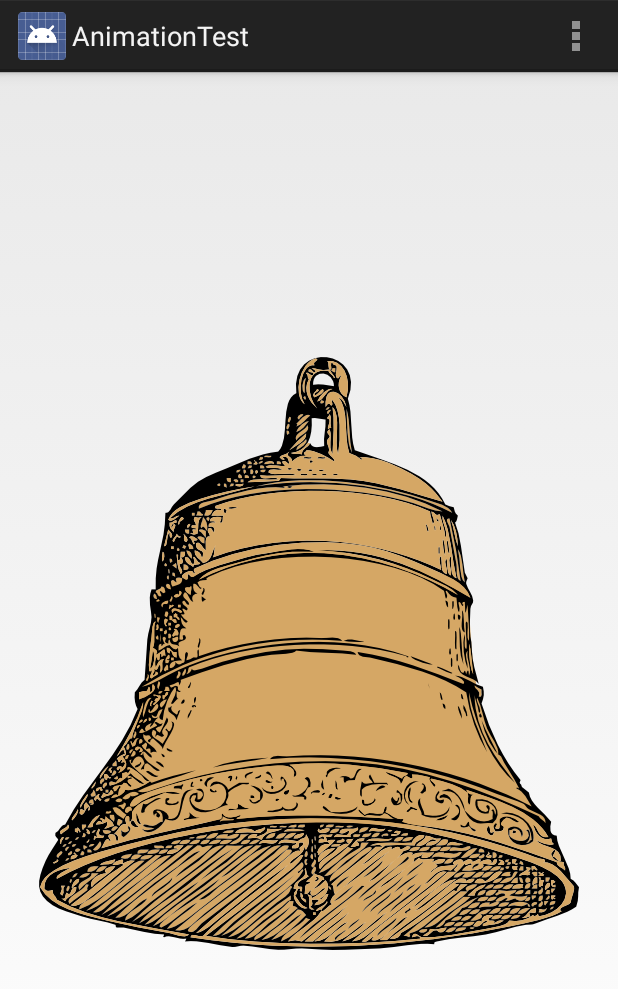
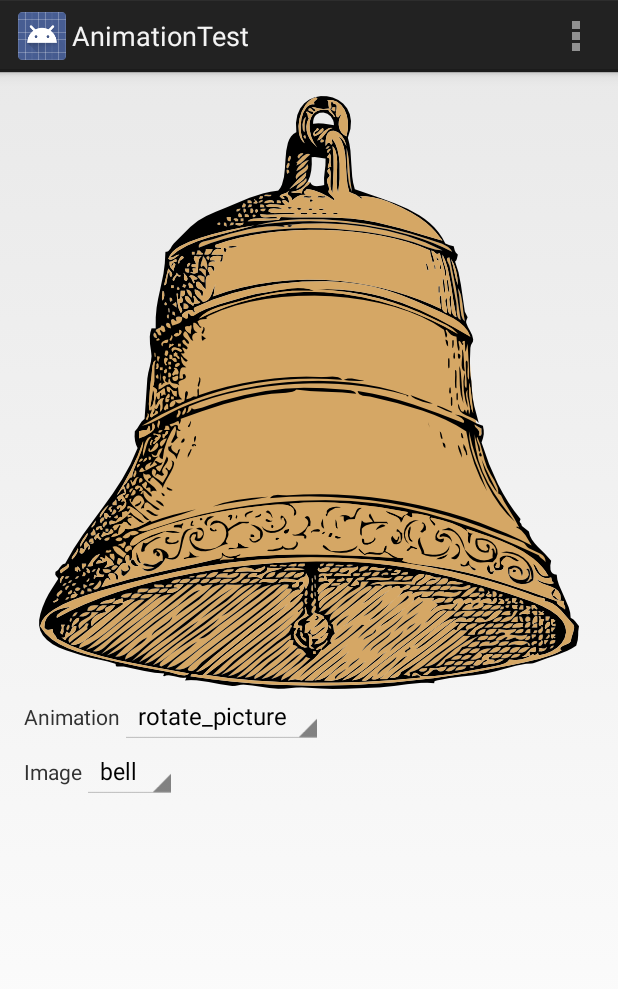
Before and after one commit to phyous/animation-test, an Android app: the screen it shows after launch (MainActivity), on a phone screen of 412 x 824 dp. Shown: the top 989 px of the screen. Run offline under Robolectric (Android 15) with nearby library versions, the phone set to English and light mode, and no system bars.

Commit message:
Added selectors for different animations & images.

```diff
--- a/AnimationTest/src/main/java/com/phyous/animationtest/MainActivity.java
+++ b/AnimationTest/src/main/java/com/phyous/animationtest/MainActivity.java
@@ -1,41 +1,114 @@
 package com.phyous.animationtest;
 
-import android.graphics.Bitmap;
-import android.graphics.BitmapFactory;
-import android.graphics.Interpolator;
 import android.os.Bundle;
 import android.app.Activity;
 import android.os.Handler;
 import android.os.Message;
 import android.util.Log;
 import android.view.Menu;
+import android.view.View;
 import android.view.animation.Animation;
 import android.view.animation.AnimationUtils;
+import android.widget.AdapterView;
+import android.widget.ArrayAdapter;
 import android.widget.ImageView;
+import android.widget.Spinner;
 
-import java.io.IOException;
+import java.lang.reflect.Field;
+import java.util.ArrayList;
 import java.util.Timer;
 import java.util.TimerTask;
 
 public class MainActivity extends Activity {
-    private ImageView _imagView;
-    private Timer _timer;
-    private int _index;
-    private MyHandler handler;
+    private final String TAG = MainActivity.class.getName();
+
+    public static final int DELAY = 500;
+    public static final int PERIOD = 2000;
+    public static final String ANIMATED_VIEW_ID = "ANIMATED_VIEW_ID";
+    public static final String ANIMATION_ID = "ANIMATION_ID";
+
+    private ArrayList<String> mAnimationArray;
+    private ArrayList<String> mImageArray;
+    private Timer mTimer;
+    private int mIndex;
 
     @Override
     protected void onCreate(Bundle savedInstanceState) {
         super.onCreate(savedInstanceState);
         setContentView(R.layout.activity_main);
+        mIndex = 0;
 
-        handler = new MyHandler();
-        _imagView = (ImageView) findViewById(R.id.bell_image);
+        // Set up animation selection through animation_selection_spinner
+        mAnimationArray = getResourceNameArray(R.anim.class);
+        Spinner animationSpinner = (Spinner) findViewById(R.id.animation_selection_spinner);
+        animationSpinner.setAdapter(new ArrayAdapter<String>(this, android.R.layout.simple_spinner_item, mAnimationArray));
+        animationSpinner.setOnItemSelectedListener(new AdapterView.OnItemSelectedListener() {
+            @Override
+            public void onItemSelected(AdapterView<?> parent, View view, int position, long id) {
+                if (mTimer != null) mTimer.cancel();
 
-        _index = 0;
-        _timer = new Timer();
-        _timer.schedule(new TickClass(), 500, 2000);
+                int animationId = getResidFromStringClass(mAnimationArray.get(position), R.anim.class, R.anim.rotate_picture);
+                mTimer = new Timer();
+                AnimationTimer animationTimer = new AnimationTimer(R.id.animation_image, animationId, new AnimationHandler());
+                mTimer.schedule(animationTimer, DELAY, PERIOD);
+            }
+
+            @Override
+            public void onNothingSelected(AdapterView<?> parent) {
+            }
+        });
+
+        // Set up image selector
+        mImageArray = new ArrayList<String>();
+        mImageArray.add("bell");
+        mImageArray.add("star");
+        Spinner imageSpinner = (Spinner) findViewById(R.id.image_selection_spinner);
+        imageSpinner.setAdapter(new ArrayAdapter<String>(this, android.R.layout.simple_spinner_item, mImageArray));
+        imageSpinner.setOnItemSelectedListener(new AdapterView.OnItemSelectedListener() {
+            @Override
+            public void onItemSelected(AdapterView<?> parent, View view, int position, long id) {
+                ImageView image = (ImageView) findViewById(R.id.animation_image);
+                int drawableId = getResidFromStringClass(mImageArray.get(position), R.drawable.class, R.drawable.bell);
+                image.setImageResource(drawableId);
+            }
+
+            @Override
+            public void onNothingSelected(AdapterView<?> parent) { }
+        });
     }
 
+    /**
+     * Use reflection to figure out the list of all available resources for a given class
+     * @return Strings representing resources in a resource class
+     */
+    private ArrayList<String> getResourceNameArray(Class c) {
+        ArrayList<String> resources = new ArrayList<String>();
+        for (Field methodName : c.getFields()) {
+            resources.add(methodName.getName());
+        }
+        return resources;
+    }
+
+    /**
+     * Loads a resource from a class by string name
+     * @param str Resource string name to laod
+     * @param c class to load from
+     * @param defaultResource default resource to load if reflection bombs
+     * @return resource id
+     */
+    private int getResidFromStringClass(String str, Class c, int defaultResource) {
+        int animationId = defaultResource;
+        try {
+            Field f = c.getField(str);
+            animationId = (Integer) f.get(c);
+        } catch (NoSuchFieldException e) {
+            if(BuildConfig.DEBUG) {Log.e(TAG, "Failed to find resource: " + str);}
+        } catch (IllegalAccessException e) {
+            if(BuildConfig.DEBUG) {Log.e(TAG, "Something went wrong when accessing resource: ");}
+            e.printStackTrace();
+        }
+        return animationId;
+    }
 
     @Override
     public boolean onCreateOptionsMenu(Menu menu) {
@@ -44,27 +117,47 @@ public class MainActivity extends Activity {
         return true;
     }
 
-    private class TickClass extends TimerTask {
+    private class AnimationTimer extends TimerTask {
+        private final int mViewId;
+        private final int mAnimId;
+        private AnimationHandler mHandler;
+
+        public AnimationTimer(int view, int anim, AnimationHandler handler) {
+            mViewId = view;
+            mAnimId = anim;
+            mHandler = handler;
+        }
+
         @Override
         public void run() {
-            // TODO Auto-generated method stub
-            handler.sendEmptyMessage(_index);
-            _index++;
+            Message message = new Message();
+            Bundle bundle = new Bundle();
+            bundle.putInt(ANIMATED_VIEW_ID, mViewId);
+            bundle.putInt(ANIMATION_ID, mAnimId);
+            message.setData(bundle);
+            mHandler.sendMessage(message);
+            mIndex++;
+        }
+
+        @Override
+        public boolean cancel() {
+            mIndex = 0;
+            return super.cancel();
         }
     }
 
-    private class MyHandler extends Handler {
+    private class AnimationHandler extends Handler {
         @Override
         public void handleMessage(Message msg) {
-            // TODO Auto-generated method stub
             super.handleMessage(msg);
 
-            final ImageView splash = (ImageView) findViewById(R.id.bell_image);
-            Animation rotate = AnimationUtils.loadAnimation(getApplicationContext(), R.anim.rotate_picture);
+            Bundle bundle = msg.getData();
+            final ImageView splash = (ImageView) findViewById(bundle.getInt(ANIMATED_VIEW_ID));
+            final int animationId = bundle.getInt(ANIMATION_ID);
+            Animation rotate = AnimationUtils.loadAnimation(getApplicationContext(), animationId);
             splash.startAnimation(rotate);
 
-            Log.v("Rotating Image: ", _index + "");
-
+            if (BuildConfig.DEBUG) { Log.d(TAG, "Animation iteration: " + mIndex);}
         }
     }
 
--- a/AnimationTest/src/main/res/layout/activity_main.xml
+++ b/AnimationTest/src/main/res/layout/activity_main.xml
@@ -9,12 +9,49 @@
                 tools:context=".MainActivity">
 
     <ImageView
+            android:id="@+id/animation_image"
             android:layout_width="wrap_content"
             android:layout_height="wrap_content"
             android:layout_centerHorizontal="true"
-            android:layout_centerVertical="true"
-            android:src="@drawable/bell_image"
-            android:id="@+id/bell_image">
+            android:src="@drawable/bell"
+            >
     </ImageView>
 
+    <LinearLayout
+            android:id="@+id/animation_selection_layout"
+            android:layout_width="wrap_content"
+            android:layout_height="wrap_content"
+            android:layout_below="@+id/animation_image">
+        <TextView
+                android:layout_width="wrap_content"
+                android:layout_height="wrap_content"
+                android:text="@string/animation_textview_label"/>
+
+        <Spinner
+                android:id="@+id/animation_selection_spinner"
+                android:layout_width="wrap_content"
+                android:layout_height="wrap_content"
+                android:minWidth="@dimen/activity_horizontal_margin"
+                />
+    </LinearLayout>
+
+    <LinearLayout
+            android:id="@+id/image_selection_layout"
+            android:layout_width="wrap_content"
+            android:layout_height="wrap_content"
+            android:layout_below="@+id/animation_selection_layout">
+        <TextView
+                android:layout_width="wrap_content"
+                android:layout_height="wrap_content"
+                android:text="@string/image_textview_label"/>
+
+        <Spinner
+                android:id="@+id/image_selection_spinner"
+                android:layout_width="wrap_content"
+                android:layout_height="wrap_content"
+                android:minWidth="@dimen/activity_horizontal_margin"
+                />
+    </LinearLayout>
+
+
 </RelativeLayout>
--- a/AnimationTest/src/main/res/values/strings.xml
+++ b/AnimationTest/src/main/res/values/strings.xml
@@ -4,5 +4,7 @@
     <string name="app_name">AnimationTest</string>
     <string name="action_settings">Settings</string>
     <string name="hello_world">Hello world!</string>
+    <string name="animation_textview_label">Animation</string>
+    <string name="image_textview_label">Image</string>
 
 </resources>
```
Also changed, not shown: AnimationTest/src/main/res/drawable-hdpi/bell.png (renamed from AnimationTest/src/main/res/drawable-hdpi/bell_image.png), AnimationTest/src/main/res/drawable-hdpi/star.png (added), AnimationTest/src/main/res/drawable-mdpi/bell.png (renamed from AnimationTest/src/main/res/drawable-mdpi/bell_image.png), AnimationTest/src/main/res/drawable-mdpi/star.png (added), AnimationTest/src/main/res/drawable-xhdpi/bell.png (renamed from AnimationTest/src/main/res/drawable-xhdpi/bell_image.png), AnimationTest/src/main/res/drawable-xhdpi/star.png (added), AnimationTest/src/main/res/drawable-xxhdpi/bell.png (renamed from AnimationTest/src/main/res/drawable-xxhdpi/bell_image.png), AnimationTest/src/main/res/drawable-xxhdpi/star.png (added), 1 other file. Lines whose indentation alone changed are shown as unchanged.
